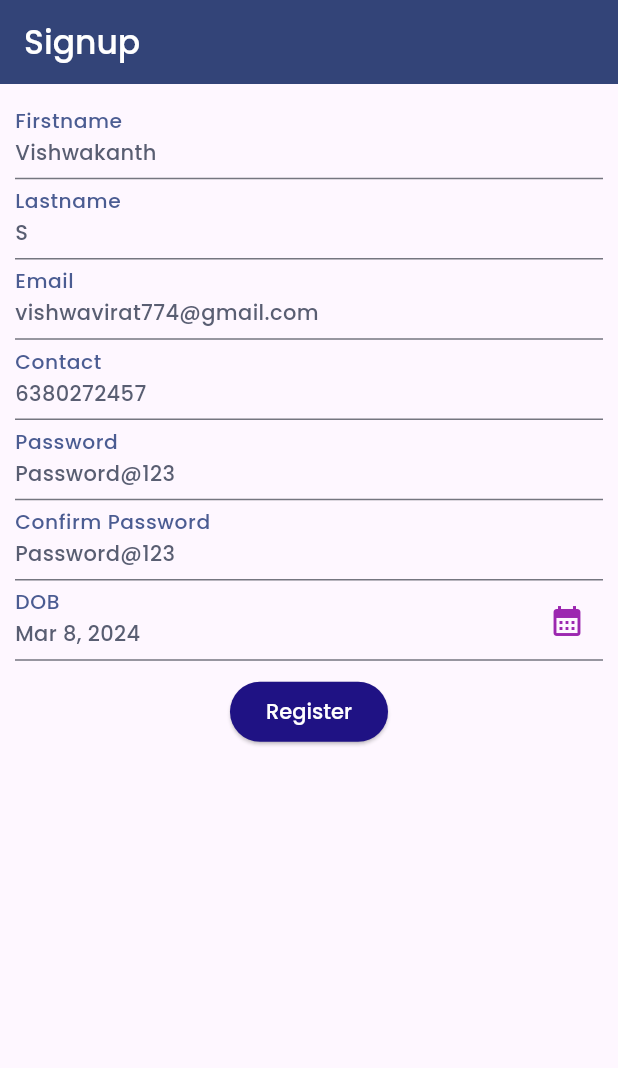
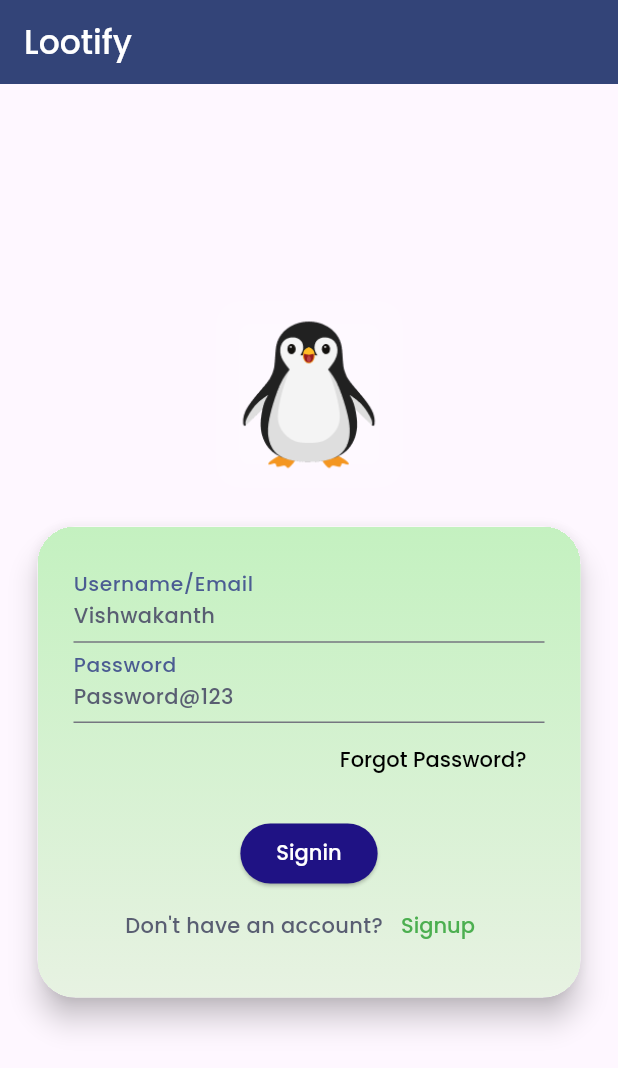
Before and after one commit to vishwakanth183/Flutter, a Flutter app: the screen it shows after launch, on a phone screen of 412 x 824 dp. Shown: the top 1068 px of the screen. Run offline on Flutter 3.47's test engine with Material 3 defaults, Android fonts, the phone set to English and light mode, and no system bars; our stand-ins replace carousel_slider, dots_indicator, google_fonts.

Commit message:
auth stack navigation and bottom tab navigation implementation

```diff
--- a/lootify/lib/main.dart
+++ b/lootify/lib/main.dart
@@ -1,5 +1,8 @@
 import 'package:flutter/material.dart';
-import 'package:lootify/src/components/auth/signup/signup.dart';
+import 'package:lootify/src/components/auth/signin/signin.dart';
+// import 'package:lootify/src/components/auth/signup/signup.dart';
+// import 'package:lootify/src/components/home/home.dart';
+import 'package:lootify/stacks/bottomTab/bottom_tab.dart';
 // import 'package:lootify/src/components/auth/signup/signup.dart';
 // import 'package:lootify/src/components/home/home.dart';
 // import 'package:lootify/src/components/splash/splash.dart';
@@ -9,11 +12,12 @@ const String appFont = "poppins";
 
 void main() {
   // runApp( MaterialApp(home: Scaffold(body: Splash())));
-  runApp(MaterialApp(
+  runApp(
+    MaterialApp(
         theme: ThemeData().copyWith(
           colorScheme: appColorScheme,
           appBarTheme: const AppBarTheme().copyWith(backgroundColor: appColorScheme.onPrimaryContainer, foregroundColor: appColorScheme.onPrimary),
-        cardTheme: const CardTheme().copyWith(color: appColorScheme.secondaryContainer, margin: const EdgeInsets.symmetric(horizontal: 10, vertical: 10)),
+          cardTheme: const CardTheme().copyWith(color: appColorScheme.onPrimary, margin: const EdgeInsets.symmetric(horizontal: 10, vertical: 10)),
           elevatedButtonTheme: const ElevatedButtonThemeData(
               style: ButtonStyle(
                   backgroundColor: MaterialStatePropertyAll(Color.fromARGB(255, 31, 18, 132)),
@@ -31,5 +35,6 @@ void main() {
           ),
         ),
         debugShowCheckedModeBanner: false,
-      home: const Scaffold(body: Signup())));
+        home: const Signin()),
+  );
 }
--- /dev/null
+++ b/lootify/lib/src/components/auth/lootify_auth_card.dart
@@ -0,0 +1,21 @@
+import 'package:flutter/material.dart';
+
+class LootifyAuthCard extends StatelessWidget {
+  const LootifyAuthCard({super.key, required this.child});
+
+  final Widget child;
+
+  @override
+  Widget build(BuildContext context) {
+    return Card(
+        elevation: 8,
+        clipBehavior: Clip.hardEdge,
+        shape: RoundedRectangleBorder(borderRadius: BorderRadius.circular(25)),
+        child: Container(
+            decoration: const BoxDecoration(
+              gradient: LinearGradient(colors: [Color.fromARGB(255, 196, 241, 192), Color.fromARGB(255, 231, 242, 226)], begin: Alignment.topCenter, end: Alignment.bottomCenter),
+            ),
+            padding: const EdgeInsets.all(24.0),
+            child: child));
+  }
+}
--- /dev/null
+++ b/lootify/lib/src/components/auth/lootify_auth_header.dart
@@ -0,0 +1,26 @@
+import 'package:flutter/material.dart';
+
+class LootifyAuthHeader extends StatelessWidget {
+  const LootifyAuthHeader({super.key});
+  @override
+  Widget build(BuildContext context) {
+    return Container(
+      decoration: BoxDecoration(boxShadow: [
+        BoxShadow(
+          color: Colors.white70.withOpacity(0.2),
+          offset: const Offset(0.1, 0.1),
+          blurRadius: 12.0,
+          spreadRadius: 1,
+        ),
+      ]),
+      padding: const EdgeInsets.all(8.0),
+      margin: const EdgeInsets.only(bottom: 20),
+      child: Image.asset(
+        'assets/penguin.png',
+        height: 100,
+        width: 100,
+        fit: BoxFit.contain,
+      ),
+    );
+  }
+}
--- /dev/null
+++ b/lootify/lib/src/components/auth/signin/signin.dart
@@ -0,0 +1,109 @@
+import 'package:flutter/cupertino.dart';
+import 'package:flutter/material.dart';
+import 'package:flutter/widgets.dart';
+import 'package:lootify/src/components/auth/forgotPassword/forgotPassword.dart';
+import 'package:lootify/src/components/auth/lootify_auth_card.dart';
+import 'package:lootify/src/components/auth/lootify_auth_header.dart';
+import 'package:lootify/src/components/auth/signup/signup.dart';
+import 'package:lootify/stacks/bottomTab/bottom_tab.dart';
+
+class Signin extends StatefulWidget {
+  const Signin({super.key});
+
+  @override
+  State<StatefulWidget> createState() => SigninComponent();
+}
+
+class SigninComponent extends State<Signin> {
+  final _userNameController = TextEditingController(text: "Vishwakanth");
+  final _passwordController = TextEditingController(text: "Password@123");
+  bool showPassword = false;
+
+  @override
+  void dispose() {
+    super.dispose();
+    _userNameController.dispose();
+    _passwordController.dispose();
+  }
+
+  void _handleForgotPasswordTap() {
+    Navigator.of(context).push(MaterialPageRoute(builder: (ctx) => const ForgotPassword()));
+  }
+
+  void _handleSignupTap() {
+    Navigator.of(context).push(MaterialPageRoute(builder: (ctx) => const Signup()));
+  }
+
+  void _handleSignin() {
+    Navigator.of(context).pushReplacement(MaterialPageRoute(builder: (ctx) => const LootifyBottomTab()));
+    // Navigator.of(context).replace(oldRoute: MaterialPageRoute(builder: (ctx) => const Signin()), newRoute: MaterialPageRoute(builder: (ctx) => const LootifyBottomTab()));
+  }
+
+  @override
+  Widget build(BuildContext context) {
+    // final height = MediaQuery.of(context).size.width;
+    return Scaffold(
+      appBar: AppBar(
+        title: const Text("Lootify"),
+      ),
+      body: Center(
+        child: SingleChildScrollView(
+          padding: const EdgeInsets.all(5),
+          child: Container(
+            padding: const EdgeInsets.all(10),
+            child: Column(
+              children: [
+                const LootifyAuthHeader(),
+                LootifyAuthCard(
+                  child: Column(children: [
+                    TextField(
+                      controller: _userNameController,
+                      // maxLength: 20,
+                      decoration: const InputDecoration(
+                        label: Text("Username/Email"),
+                        // hintText: "Enter your first name"
+                      ),
+                      style: Theme.of(context).textTheme.bodyMedium,
+                    ),
+                    TextField(
+                      controller: _passwordController,
+                      obscureText: showPassword,
+                      decoration: const InputDecoration(
+                        label: Text("Password"),
+                      ),
+                      style: Theme.of(context).textTheme.bodyMedium,
+                    ),
+                    Container(
+                      alignment: Alignment.centerRight,
+                      child: TextButton(
+                          onPressed: _handleForgotPasswordTap,
+                          child: Text(
+                            "Forgot Password?",
+                            style: Theme.of(context).textTheme.titleLarge!.copyWith(color: Colors.black, fontSize: 14),
+                          )),
+                    ),
+                    Container(margin: const EdgeInsets.only(top: 15, bottom: 0), child: ElevatedButton(onPressed: _handleSignin, child: const Text("Signin"))),
+                    Row(
+                      mainAxisAlignment: MainAxisAlignment.center,
+                      children: [
+                        const Text(
+                          "Don't have an account?",
+                        ),
+                        TextButton(
+                            onPressed: _handleSignupTap,
+                            child: Text(
+                              "Signup",
+                              style: Theme.of(context).textTheme.titleLarge!.copyWith(color: Colors.green, fontSize: 14),
+                            ))
+                      ],
+                    ),
+                  ]),
+                ),
+              ],
+            ),
+          ),
+        ),
+      ),
+    );
+  }
+}
--- a/lootify/pubspec.yaml
+++ b/lootify/pubspec.yaml
@@ -86,6 +86,8 @@ flutter:
     - family: Righteous
       fonts:
         - asset: fonts/Righteous.ttf
+  assets:
+    - assets/penguin.png
   #
   # For details regarding fonts from package dependencies,
   # see https://flutter.dev/custom-fonts/#from-packages
```
Also changed, not shown: lootify/lib/src/components/auth/forgotPassword/forgotPassword.dart (added, +56 -0 lines), lootify/lib/src/components/auth/signup/signup.dart (+12 -1 lines), lootify/lib/stacks/bottomTab/bottom_tab.dart (added, +55 -0 lines), lootify/assets/penguin.png (added). Lines whose indentation alone changed are shown as unchanged.
